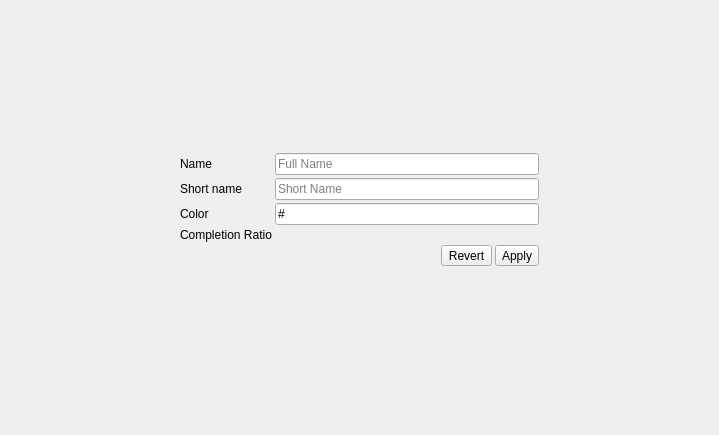
This is src/stateeditwidget.ui in RxLaboratory/Ramses-Client as Qt 5 draws it before an edit. The edited form follows.
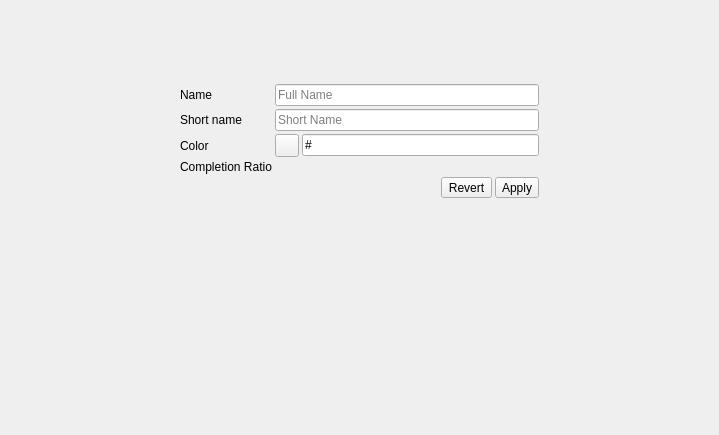
This is the edited form. Icons and pictures are not drawn.

Commit message: added color selector

The edit to the form file:
```diff
--- a/src/stateeditwidget.ui
+++ b/src/stateeditwidget.ui
@@ -13,7 +13,7 @@
   <property name="windowTitle">
    <string>Form</string>
   </property>
-  <layout class="QGridLayout" name="gridLayout" rowstretch="1,0,1" columnstretch="25,50,25">
+  <layout class="QGridLayout" name="gridLayout" rowstretch="1,0,1,0" columnstretch="25,50,25">
    <property name="leftMargin">
     <number>0</number>
    </property>
@@ -55,6 +55,19 @@
      </property>
     </spacer>
    </item>
+   <item row="3" column="1">
+    <spacer name="verticalSpacer_2">
+     <property name="orientation">
+      <enum>Qt::Vertical</enum>
+     </property>
+     <property name="sizeHint" stdset="0">
+      <size>
+       <width>20</width>
+       <height>136</height>
+      </size>
+     </property>
+    </spacer>
+   </item>
    <item row="1" column="1">
     <layout class="QFormLayout" name="formLayout">
      <property name="horizontalSpacing">
@@ -159,16 +172,6 @@
        </property>
       </widget>
      </item>
-     <item row="2" column="1">
-      <widget class="QLineEdit" name="colorEdit">
-       <property name="inputMask">
-        <string>\#HHHHHH</string>
-       </property>
-       <property name="placeholderText">
-        <string>#434343</string>
-       </property>
-      </widget>
-     </item>
      <item row="3" column="1">
       <layout class="QHBoxLayout" name="completionLayout"/>
      </item>
@@ -179,21 +182,36 @@
        </property>
       </widget>
      </item>
+     <item row="2" column="1">
+      <layout class="QHBoxLayout" name="horizontalLayout_2">
+       <property name="spacing">
+        <number>3</number>
+       </property>
+       <item>
+        <widget class="QToolButton" name="colorButton">
+         <property name="text">
+          <string/>
+         </property>
+         <property name="icon">
+          <iconset resource="resources.qrc">
+           <normaloff>:/icons/color-dialog</normaloff>:/icons/color-dialog</iconset>
+         </property>
+        </widget>
+       </item>
+       <item>
+        <widget class="QLineEdit" name="colorEdit">
+         <property name="inputMask">
+          <string>\#HHHHHH</string>
+         </property>
+         <property name="placeholderText">
+          <string>#434343</string>
+         </property>
+        </widget>
+       </item>
+      </layout>
+     </item>
     </layout>
    </item>
-   <item row="2" column="1">
-    <spacer name="verticalSpacer_2">
-     <property name="orientation">
-      <enum>Qt::Vertical</enum>
-     </property>
-     <property name="sizeHint" stdset="0">
-      <size>
-       <width>20</width>
-       <height>136</height>
-      </size>
-     </property>
-    </spacer>
-   </item>
    <item row="0" column="2">
     <spacer name="horizontalSpacer_2">
      <property name="orientation">
```
Left out of the diff: 26 changed lines with no effect on the pictures. The commit also changes 4 other files.
